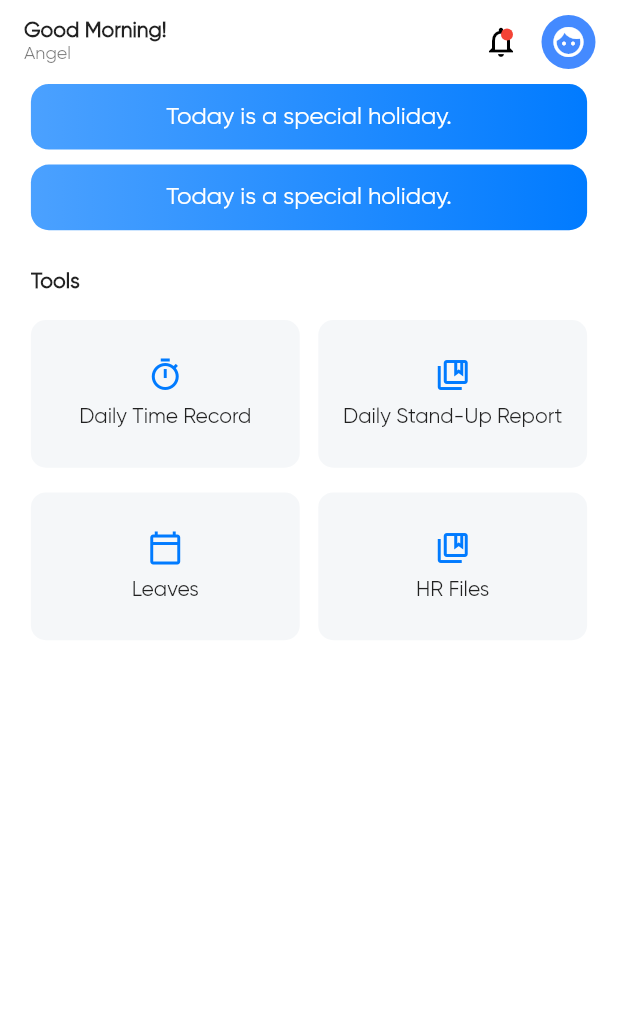
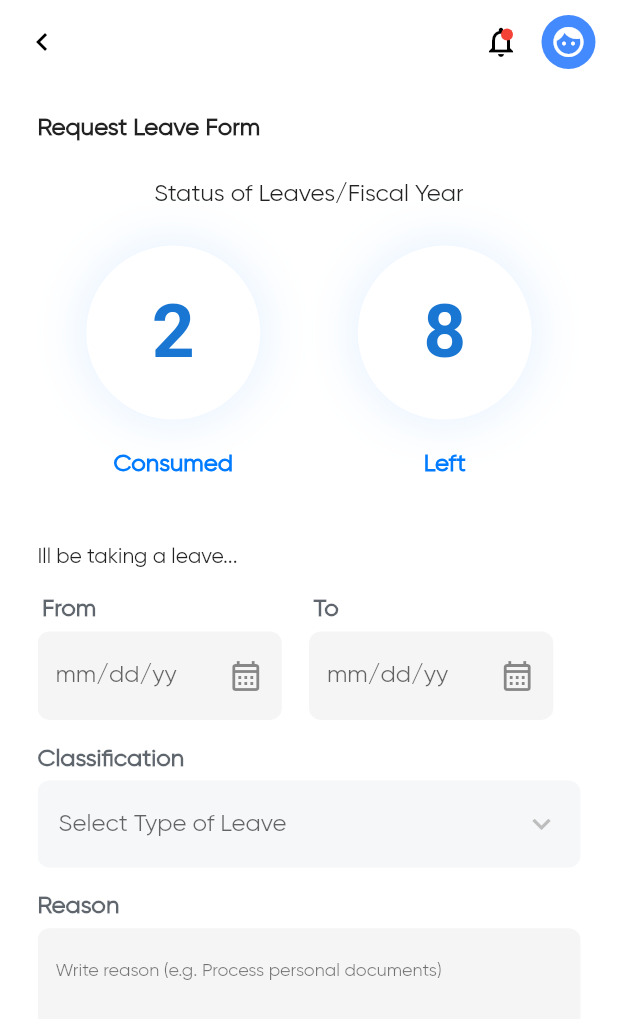
Before and after one commit to josephgcedeno/octopus-staging, a Flutter app: the ControllerScreen screen opened directly, after a tap on "Leaves", on a phone screen of 412 x 824 dp. Shown: the top 1019 px of the screen. Run offline on Flutter 3.47's test engine with Material 2 defaults, Android fonts, the phone set to English and light mode, and no system bars; our stand-ins replace flutter_bloc, flutter_dotenv, flutter_fadein, flutter_neumorphic, flutter_secure_storage, flutter_svg and 3 more; accounts and stored records are empty; generated files the repository leaves out were written again.

Commit message:
feat: add leaves screen

```diff
--- a/lib/module/dashboard/interfaces/screens/controller_screen.dart
+++ b/lib/module/dashboard/interfaces/screens/controller_screen.dart
@@ -2,6 +2,7 @@ import 'package:flutter/foundation.dart' show kIsWeb;
 import 'package:flutter/material.dart';
 import 'package:octopus/interfaces/widgets/appbar.dart';
 import 'package:octopus/module/dashboard/interfaces/widgets/dashboard_button.dart';
+import 'package:octopus/module/leaves/interfaces/screens/leaves_screen.dart';
 import 'package:octopus/module/standup_report/interfaces/screens/standup_report_screen.dart';
 import 'package:octopus/module/time_record/interfaces/screens/time_record_screen.dart';
 
@@ -97,7 +98,13 @@ class _ControllerScreenState extends State<ControllerScreen> {
                       DashboardButton(
                         icon: Icons.calendar_today_outlined,
                         label: 'Leaves',
-                        onTap: () {},
+                        onTap: () {
+                          Navigator.of(context).push(
+                            MaterialPageRoute<dynamic>(
+                              builder: (_) => const LeavesScreen(),
+                            ),
+                          );
+                        },
                       ),
                       SizedBox(width: width * 0.03),
                       DashboardButton(
--- /dev/null
+++ b/lib/module/leaves/interfaces/screens/leaves_screen.dart
@@ -0,0 +1,195 @@
+import 'package:flutter/foundation.dart';
+import 'package:flutter/material.dart';
+import 'package:octopus/interfaces/widgets/appbar.dart';
+import 'package:octopus/module/leaves/interfaces/widgets/leave_duaration.dart';
+import 'package:octopus/module/leaves/interfaces/widgets/number_of_leaves.dart';
+
+class LeavesScreen extends StatefulWidget {
+  const LeavesScreen({Key? key}) : super(key: key);
+
+  @override
+  State<LeavesScreen> createState() => _LeavesScreenState();
+}
+
+class _LeavesScreenState extends State<LeavesScreen> {
+  final OutlineInputBorder descriptionBorder = OutlineInputBorder(
+    borderSide: const BorderSide(color: Colors.transparent),
+    borderRadius: BorderRadius.circular(10),
+  );
+
+  Color formBackgroundColor = const Color(0xFFf5f7f9);
+  final Color blackColor = const Color(0xff1B252F).withOpacity(70 / 100);
+
+  @override
+  Widget build(BuildContext context) {
+    final ThemeData theme = Theme.of(context);
+    final double height = MediaQuery.of(context).size.height;
+    final double width = MediaQuery.of(context).size.width;
+    return Scaffold(
+      appBar: const GlobalAppBar(leading: LeadingButton.back),
+      body: Container(
+        height: height * 0.87,
+        padding: const EdgeInsets.symmetric(horizontal: 25.0),
+        child: SingleChildScrollView(
+          child: Column(
+            crossAxisAlignment: CrossAxisAlignment.start,
+            mainAxisAlignment: MainAxisAlignment.spaceBetween,
+            children: [
+              Column(
+                crossAxisAlignment: CrossAxisAlignment.start,
+                children: <Widget>[
+                  Padding(
+                    padding: EdgeInsets.only(bottom: height * 0.03, top: 20),
+                    child: Text(
+                      'Request Leave Form',
+                      style: kIsWeb
+                          ? theme.textTheme.titleLarge
+                          : theme.textTheme.titleMedium?.copyWith(
+                              fontWeight: FontWeight.bold,
+                            ),
+                    ),
+                  ),
+                  Center(
+                    child: Text(
+                      'Status of Leaves/Fiscal Year',
+                      style: kIsWeb
+                          ? theme.textTheme.titleLarge
+                          : theme.textTheme.titleMedium,
+                    ),
+                  ),
+                  Padding(
+                    padding: EdgeInsets.only(bottom: height * 0.03, top: 25),
+                    child: Row(
+                      mainAxisAlignment: MainAxisAlignment.spaceAround,
+                      children: const <Widget>[
+                        NumberOfLeaves(
+                          type: 'Consumed',
+                          count: 2,
+                        ),
+                        NumberOfLeaves(
+                          type: 'Left',
+                          count: 8,
+                        ),
+                      ],
+                    ),
+                  ),
+                  Padding(
+                    padding: EdgeInsets.only(bottom: height * 0.01, top: 20),
+                    child: const Text('Ill be taking a leave...'),
+                  ),
+                  Container(
+                    margin: EdgeInsets.only(
+                      top: height * 0.01,
+                      bottom: height * 0.02,
+                    ),
+                    child: const LeaveDuration(),
+                  ),
+                  Column(
+                    crossAxisAlignment: CrossAxisAlignment.start,
+                    children: <Widget>[
+                      Padding(
+                        padding: const EdgeInsets.only(
+                          bottom: 5.0,
+                        ),
+                        child: Text(
+                          'Classification',
+                          style: kIsWeb
+                              ? theme.textTheme.titleLarge
+                              : theme.textTheme.titleMedium?.copyWith(
+                                  color: blackColor,
+                                  fontWeight: FontWeight.bold,
+                                ),
+                        ),
+                      ),
+                      Container(
+                        margin: EdgeInsets.only(bottom: height * 0.02),
+                        padding: const EdgeInsets.symmetric(
+                          horizontal: 14,
+                          vertical: 5,
+                        ),
+                        decoration: BoxDecoration(
+                          borderRadius: BorderRadius.circular(8),
+                          color: formBackgroundColor,
+                        ),
+                        child: DropdownButton(
+                          isExpanded: true,
+                          icon: const Icon(Icons.keyboard_arrow_down_outlined),
+                          hint: const Text('Select Type of Leave'),
+                          elevation: 2,
+                          borderRadius: BorderRadius.circular(10),
+                          underline: const SizedBox.shrink(),
+                          dropdownColor: Colors.white,
+                          onChanged: null,
+                          items: null,
+                        ),
+                      ),
+                    ],
+                  ),
+                  Column(
+                    crossAxisAlignment: CrossAxisAlignment.start,
+                    children: <Widget>[
+                      Padding(
+                        padding: const EdgeInsets.only(
+                          bottom: 5.0,
+                        ),
+                        child: Text(
+                          'Reason',
+                          style: kIsWeb
+                              ? theme.textTheme.titleLarge
+                              : theme.textTheme.titleMedium?.copyWith(
+                                  color: blackColor,
+                                  fontWeight: FontWeight.bold,
+                                ),
+                        ),
+                      ),
+                      TextFormField(
+                        maxLines: 8,
+                        minLines: 8,
+                        validator: (String? value) {
+                          if (value == null || value.isEmpty) {
+                            return 'Fields cannot be empty.';
+                          }
+                          return null;
+                        },
+                        keyboardType: TextInputType.multiline,
+                        decoration: InputDecoration(
+                          border: OutlineInputBorder(
+                            borderRadius: BorderRadius.circular(8),
+                            borderSide: BorderSide.none,
+                          ),
+                          hintText:
+                              'Write reason (e.g. Process personal documents)',
+                          hintStyle: theme.textTheme.bodySmall,
+                          filled: true,
+                        ),
+                      ),
+                    ],
+                  ),
+                  Container(
+                    width: width,
+                    margin: EdgeInsets.only(
+                      bottom: height * 0.02,
+                      top: height * 0.02,
+                    ),
+                    child: ElevatedButton(
+                      style: ButtonStyle(
+                        elevation: MaterialStateProperty.all(0),
+                        shape: MaterialStateProperty.all(
+                          RoundedRectangleBorder(
+                            borderRadius: BorderRadius.circular(6),
+                          ),
+                        ),
+                      ),
+                      onPressed: () {},
+                      child: const Text('Request'),
+                    ),
+                  ),
+                ],
+              ),
+            ],
+          ),
+        ),
+      ),
+    );
+  }
+}
--- /dev/null
+++ b/lib/module/leaves/interfaces/widgets/leave_duaration.dart
@@ -0,0 +1,77 @@
+import 'package:flutter/foundation.dart';
+import 'package:flutter/material.dart';
+import 'package:http/http.dart';
+
+class LeaveDuration extends StatefulWidget {
+  const LeaveDuration({Key? key}) : super(key: key);
+
+  @override
+  State<LeaveDuration> createState() => _LeaveDurationState();
+}
+
+final Color blackColor = const Color(0xff1B252F).withOpacity(70 / 100);
+
+class _LeaveDurationState extends State<LeaveDuration> {
+  final TextEditingController fromTextController = TextEditingController();
+  final TextEditingController toTextController = TextEditingController();
+  @override
+  Widget build(BuildContext context) {
+    final ThemeData theme = Theme.of(context);
+    return LayoutBuilder(
+      builder: (
+        BuildContext context,
+        BoxConstraints constraints,
+      ) {
+        return Row(
+          children: <Widget>[
+            for (int i = 0; i < 2; i++)
+              Container(
+                margin: i == 0
+                    ? EdgeInsets.only(
+                        right: constraints.maxWidth * 0.05,
+                      )
+                    : null,
+                child: Column(
+                  crossAxisAlignment: CrossAxisAlignment.start,
+                  children: <Widget>[
+                    Padding(
+                      padding: const EdgeInsets.only(
+                        bottom: 5.0,
+                        left: 3.0,
+                      ),
+                      child: Text(
+                        i == 0 ? 'From' : 'To',
+                        style: kIsWeb
+                            ? theme.textTheme.titleLarge
+                            : theme.textTheme.titleMedium?.copyWith(
+                                color: blackColor,
+                                fontWeight: FontWeight.bold,
+                              ),
+                      ),
+                    ),
+                    SizedBox(
+                      width: constraints.maxWidth * 0.45,
+                      child: TextFormField(
+                        controller:
+                            i == 0 ? fromTextController : toTextController,
+                        readOnly: true,
+                        decoration: InputDecoration(
+                          suffixIcon: const Icon(Icons.calendar_month_outlined),
+                          border: OutlineInputBorder(
+                            borderRadius: BorderRadius.circular(8),
+                            borderSide: BorderSide.none,
+                          ),
+                          hintText: 'mm/dd/yy',
+                          filled: true,
+                        ),
+                      ),
+                    ),
+                  ],
+                ),
+              ),
+          ],
+        );
+      },
+    );
+  }
+}
--- /dev/null
+++ b/lib/module/leaves/interfaces/widgets/number_of_leaves.dart
@@ -0,0 +1,65 @@
+import 'package:flutter/foundation.dart';
+import 'package:flutter/material.dart';
+
+class NumberOfLeaves extends StatelessWidget {
+  const NumberOfLeaves({
+    required this.count,
+    required this.type,
+    Key? key,
+  }) : super(key: key);
+  final int count;
+  final String type;
+
+  @override
+  Widget build(BuildContext context) {
+    final ThemeData theme = Theme.of(context);
+
+    return Column(
+      children: <Widget>[
+        Container(
+          padding: const EdgeInsets.all(8.0),
+          decoration: BoxDecoration(
+            color: Colors.white,
+            shape: BoxShape.circle,
+            boxShadow: <BoxShadow>[
+              BoxShadow(
+                color: theme.primaryColor.withAlpha(30),
+                blurRadius: 30,
+              )
+            ],
+          ),
+          child: CircleAvatar(
+            radius: 50,
+            backgroundColor: Colors.white,
+            child: Center(
+              child: Text(
+                count.toString(),
+                style: const TextStyle(
+                  fontSize: 50,
+                  fontWeight: FontWeight.w700,
+                ),
+              ),
+            ),
+          ),
+        ),
+        Padding(
+          padding: const EdgeInsets.only(top: 20),
+          child: Center(
+            child: Text(
+              type,
+              style: kIsWeb
+                  ? theme.textTheme.titleLarge?.copyWith(
+                      color: theme.primaryColor,
+                      fontWeight: FontWeight.w600,
+                    )
+                  : theme.textTheme.titleMedium?.copyWith(
+                      color: theme.primaryColor,
+                      fontWeight: FontWeight.w600,
+                    ),
+            ),
+          ),
+        )
+      ],
+    );
+  }
+}
```
